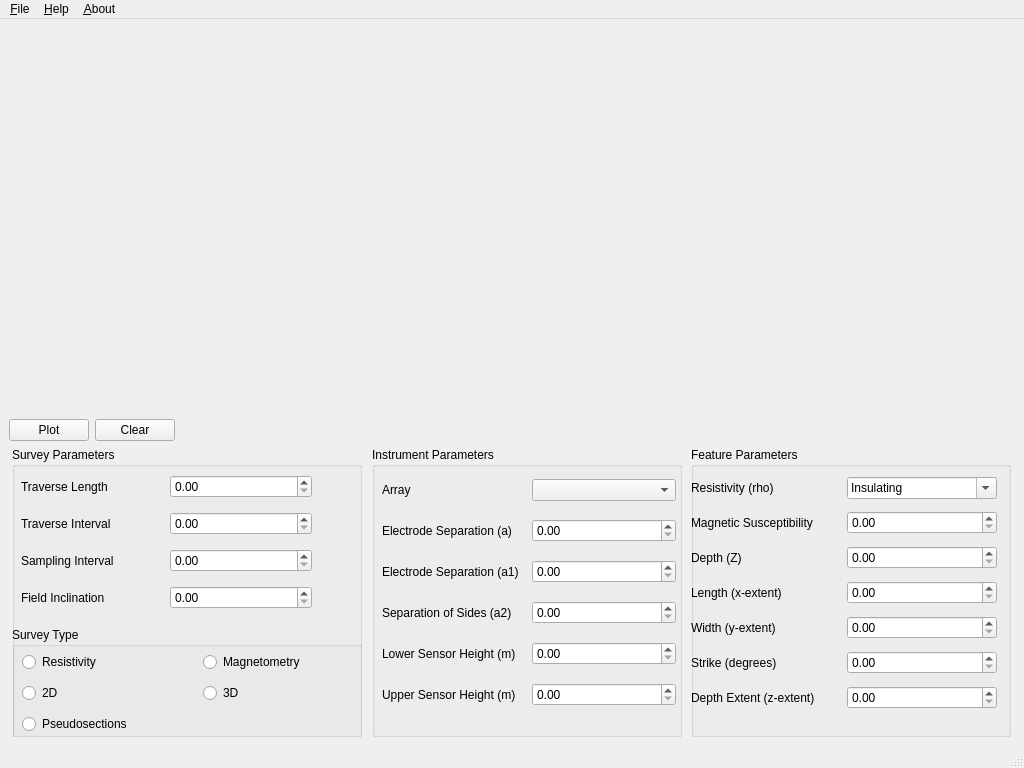
This is GUI/mpl.ui in ArchaeoPY/ArchaeoPY as Qt 5 draws it before an edit. The edited form follows.
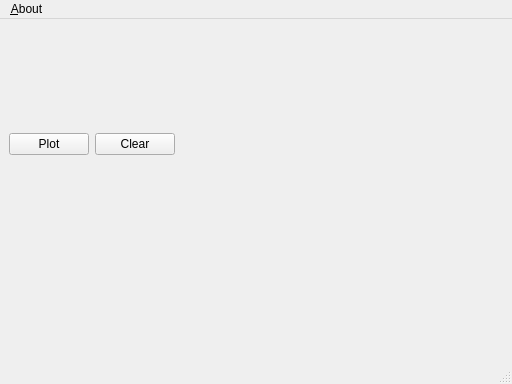
This is the edited form. Custom widgets are drawn as their Qt base class.

Diff of the .ui file:
```diff
--- a/GUI/mpl.ui
+++ b/GUI/mpl.ui
@@ -6,8 +6,8 @@
    <rect>
     <x>0</x>
     <y>0</y>
-    <width>1024</width>
-    <height>768</height>
+    <width>512</width>
+    <height>384</height>
    </rect>
   </property>
   <property name="sizePolicy">
@@ -18,8 +18,8 @@
   </property>
   <property name="minimumSize">
    <size>
-    <width>1024</width>
-    <height>768</height>
+    <width>512</width>
+    <height>384</height>
    </size>
   </property>
   <property name="windowTitle">
@@ -27,6 +27,9 @@
   </property>
   <widget class="QWidget" name="centralwidget">
    <layout class="QGridLayout" name="gridLayout_6">
+    <item row="0" column="0">
+     <widget class="MplWidget" name="mpl" native="true"/>
+    </item>
     <item row="1" column="0">
      <layout class="QGridLayout" name="Button_Grid">
       <item row="0" column="2">
@@ -36,19 +39,6 @@
         </property>
        </widget>
       </item>
-      <item row="0" column="3">
-       <spacer name="horizontalSpacer_6">
-        <property name="orientation">
-         <enum>Qt::Horizontal</enum>
-        </property>
-        <property name="sizeHint" stdset="0">
-         <size>
-          <width>40</width>
-          <height>20</height>
-         </size>
-        </property>
-       </spacer>
-      </item>
       <item row="0" column="0">
        <layout class="QGridLayout" name="toolbar_grid"/>
       </item>
@@ -59,433 +49,34 @@
         </property>
        </widget>
       </item>
+      <item row="0" column="4">
+       <spacer name="horizontalSpacer_6">
+        <property name="orientation">
+         <enum>Qt::Horizontal</enum>
+        </property>
+        <property name="sizeHint" stdset="0">
+         <size>
+          <width>40</width>
+          <height>20</height>
+         </size>
+        </property>
+       </spacer>
+      </item>
+      <item row="0" column="3">
+       <layout class="QHBoxLayout" name="Button_Layout"/>
+      </item>
      </layout>
     </item>
-    <item row="2" column="0">
-     <spacer name="verticalSpacer">
-      <property name="orientation">
-       <enum>Qt::Vertical</enum>
-      </property>
-      <property name="sizeHint" stdset="0">
-       <size>
-        <width>20</width>
-        <height>40</height>
-       </size>
-      </property>
-     </spacer>
-    </item>
-    <item row="0" column="0">
-     <widget class="MplWidget" name="mpl" native="true">
-      <property name="minimumSize">
-       <size>
-        <width>1024</width>
-        <height>400</height>
-       </size>
-      </property>
-     </widget>
-    </item>
-    <item row="3" column="0" rowspan="2">
-     <layout class="QGridLayout" name="gridLayout_5">
+    <item row="2" column="0" rowspan="2">
+     <layout class="QGridLayout" name="Options_Grid">
       <property name="sizeConstraint">
        <enum>QLayout::SetMaximumSize</enum>
       </property>
-      <item row="0" column="5">
-       <widget class="QGroupBox" name="groupBox_feature">
-        <property name="sizePolicy">
-         <sizepolicy hsizetype="MinimumExpanding" vsizetype="MinimumExpanding">
-          <horstretch>0</horstretch>
-          <verstretch>0</verstretch>
-         </sizepolicy>
-        </property>
-        <property name="minimumSize">
-         <size>
-          <width>320</width>
-          <height>290</height>
-         </size>
-        </property>
-        <property name="title">
-         <string>Feature Parameters</string>
-        </property>
-        <widget class="QWidget" name="gridLayoutWidget_2">
-         <property name="geometry">
-          <rect>
-           <x>0</x>
-           <y>24</y>
-           <width>306</width>
-           <height>251</height>
-          </rect>
-         </property>
-         <layout class="QGridLayout" name="gridLayout_3">
-          <item row="4" column="0">
-           <widget class="QLabel" name="label_width">
-            <property name="text">
-             <string>Width (y-extent)</string>
-            </property>
-           </widget>
-          </item>
-          <item row="6" column="0">
-           <widget class="QLabel" name="label_8">
-            <property name="text">
-             <string>Depth Extent (z-extent)</string>
-            </property>
-           </widget>
-          </item>
-          <item row="0" column="0">
-           <widget class="QLabel" name="label_conductivity">
-            <property name="text">
-             <string>Resistivity (rho)</string>
-            </property>
-           </widget>
-          </item>
-          <item row="3" column="0">
-           <widget class="QLabel" name="label_length">
-            <property name="text">
-             <string>Length (x-extent)</string>
-            </property>
-           </widget>
-          </item>
-          <item row="0" column="1">
-           <widget class="QComboBox" name="comboBox_conductivity">
-            <property name="editable">
-             <bool>true</bool>
-            </property>
-            <item>
-             <property name="text">
-              <string>Insulating</string>
-             </property>
-            </item>
-            <item>
-             <property name="text">
-              <string>Conducting</string>
-             </property>
-            </item>
-           </widget>
-          </item>
-          <item row="2" column="0">
-           <widget class="QLabel" name="label_depth">
-            <property name="text">
-             <string>Depth (Z)</string>
-            </property>
-           </widget>
-          </item>
-          <item row="1" column="1">
-           <widget class="QDoubleSpinBox" name="doubleSpinBox_magsus"/>
-          </item>
-          <item row="1" column="0">
-           <widget class="QLabel" name="label_magsus">
-            <property name="text">
-             <string>Magnetic Susceptibility</string>
-            </property>
-           </widget>
-          </item>
-          <item row="2" column="1">
-           <widget class="QDoubleSpinBox" name="doubleSpinBox_depth"/>
-          </item>
-          <item row="4" column="1">
-           <widget class="QDoubleSpinBox" name="doubleSpinBox_width"/>
-          </item>
-          <item row="3" column="1">
-           <widget class="QDoubleSpinBox" name="doubleSpinBox_length"/>
-          </item>
-          <item row="5" column="0">
-           <widget class="QLabel" name="label_strike">
-            <property name="text">
-             <string>Strike (degrees)</string>
-            </property>
-           </widget>
-          </item>
-          <item row="5" column="1">
-           <widget class="QDoubleSpinBox" name="doubleSpinBox_strike"/>
-          </item>
-          <item row="6" column="1">
-           <widget class="QDoubleSpinBox" name="doubleSpinBox_depthextent"/>
-          </item>
-         </layout>
-        </widget>
-       </widget>
-      </item>
-      <item row="0" column="6">
-       <spacer name="horizontalSpacer_4">
-        <property name="orientation">
-         <enum>Qt::Horizontal</enum>
-        </property>
-        <property name="sizeHint" stdset="0">
-         <size>
-          <width>40</width>
-          <height>20</height>
-         </size>
-        </property>
-       </spacer>
-      </item>
-      <item row="0" column="3">
-       <widget class="QGroupBox" name="groupBox_instrument">
-        <property name="sizePolicy">
-         <sizepolicy hsizetype="MinimumExpanding" vsizetype="MinimumExpanding">
-          <horstretch>0</horstretch>
-          <verstretch>0</verstretch>
-         </sizepolicy>
-        </property>
-        <property name="minimumSize">
-         <size>
-          <width>310</width>
-          <height>250</height>
-         </size>
-        </property>
-        <property name="title">
-         <string>Instrument Parameters</string>
-        </property>
-        <widget class="QWidget" name="gridLayoutWidget_3">
-         <property name="geometry">
-          <rect>
-           <x>10</x>
-           <y>20</y>
-           <width>294</width>
-           <height>251</height>
-          </rect>
-         </property>
-         <layout class="QGridLayout" name="gridLayout_4">
-          <item row="0" column="0">
-           <widget class="QLabel" name="label_array">
-            <property name="text">
-             <string>Array</string>
-            </property>
-           </widget>
-          </item>
-          <item row="4" column="0">
-           <widget class="QLabel" name="label_lowersensor">
-            <property name="text">
-             <string>Lower Sensor Height (m)</string>
-            </property>
-           </widget>
-          </item>
-          <item row="2" column="0">
-           <widget class="QLabel" name="label_a1">
-            <property name="text">
-             <string>Electrode Separation (a1)</string>
-            </property>
-           </widget>
-          </item>
-          <item row="4" column="1">
-           <widget class="QDoubleSpinBox" name="doubleSpinBox_lowersensor"/>
-          </item>
-          <item row="5" column="0">
-           <widget class="QLabel" name="label_uppersensor">
-            <property name="text">
-             <string>Upper Sensor Height (m)</string>
-            </property>
-           </widget>
-          </item>
-          <item row="1" column="0">
-           <widget class="QLabel" name="label_a">
-            <property name="text">
-             <string>Electrode Separation (a)</string>
-            </property>
-           </widget>
-          </item>
-          <item row="5" column="1">
-           <widget class="QDoubleSpinBox" name="doubleSpinBox_uppersensor"/>
-          </item>
-          <item row="2" column="1">
-           <widget class="QDoubleSpinBox" name="doubleSpinBox_a1"/>
-          </item>
-          <item row="3" column="0">
-           <widget class="QLabel" name="label_a2">
-            <property name="text">
-             <string>Separation of Sides (a2)</string>
-            </property>
-           </widget>
-          </item>
-          <item row="0" column="1">
-           <widget class="QComboBox" name="comboBox_array"/>
-          </item>
-          <item row="1" column="1">
-           <widget class="QDoubleSpinBox" name="doubleSpinBox_a"/>
-          </item>
-          <item row="3" column="1">
-           <widget class="QDoubleSpinBox" name="doubleSpinBox_a2"/>
-          </item>
-         </layout>
-        </widget>
-       </widget>
-      </item>
-      <item row="0" column="4">
-       <spacer name="horizontalSpacer">
-        <property name="orientation">
-         <enum>Qt::Horizontal</enum>
-        </property>
-        <property name="sizeHint" stdset="0">
-         <size>
-          <width>40</width>
-          <height>20</height>
-         </size>
-        </property>
-       </spacer>
+      <item row="1" column="0">
+       <layout class="QHBoxLayout" name="Grid_horizontal_Layout_1"/>
       </item>
       <item row="0" column="0">
-       <spacer name="horizontalSpacer_3">
-        <property name="orientation">
-         <enum>Qt::Horizontal</enum>
-        </property>
-        <property name="sizeHint" stdset="0">
-         <size>
-          <width>40</width>
-          <height>20</height>
-         </size>
-        </property>
-       </spacer>
-      </item>
-      <item row="0" column="2">
-       <spacer name="horizontalSpacer_2">
-        <property name="orientation">
-         <enum>Qt::Horizontal</enum>
-        </property>
-        <property name="sizeHint" stdset="0">
-         <size>
-          <width>40</width>
-          <height>20</height>
-         </size>
-        </property>
-       </spacer>
-      </item>
-      <item row="0" column="1">
-       <widget class="QGroupBox" name="groupBox_survey">
-        <property name="sizePolicy">
-         <sizepolicy hsizetype="MinimumExpanding" vsizetype="MinimumExpanding">
-          <horstretch>0</horstretch>
-          <verstretch>0</verstretch>
-         </sizepolicy>
-        </property>
-        <property name="minimumSize">
-         <size>
-          <width>350</width>
-          <height>210</height>
-         </size>
-        </property>
-        <property name="title">
-         <string>Survey Parameters</string>
-        </property>
-        <widget class="QWidget" name="gridLayoutWidget">
-         <property name="geometry">
-          <rect>
-           <x>9</x>
-           <y>20</y>
-           <width>291</width>
-           <height>151</height>
-          </rect>
-         </property>
-         <layout class="QGridLayout" name="gridLayout_2">
-          <item row="1" column="0">
-           <widget class="QLabel" name="label_traverseint">
-            <property name="text">
-             <string>Traverse Interval</string>
-            </property>
-           </widget>
-          </item>
-          <item row="2" column="1">
-           <widget class="QDoubleSpinBox" name="doubleSpinBox_samplingint"/>
-          </item>
-          <item row="3" column="1">
-           <widget class="QDoubleSpinBox" name="doubleSpinBox_fieldinclination"/>
-          </item>
-          <item row="1" column="1">
-           <widget class="QDoubleSpinBox" name="doubleSpinBox_traverseint"/>
-          </item>
-          <item row="2" column="0">
-           <widget class="QLabel" name="label_samplingint">
-            <property name="text">
-             <string>Sampling Interval</string>
-            </property>
-           </widget>
-          </item>
-          <item row="0" column="0">
-           <widget class="QLabel" name="label_traverselength">
-            <property name="text">
-             <string>Traverse Length</string>
-            </property>
-           </widget>
-          </item>
-          <item row="3" column="0">
-           <widget class="QLabel" name="label_fieldinclination">
-            <property name="text">
-             <string>Field Inclination</string>
-            </property>
-           </widget>
-          </item>
-          <item row="0" column="1">
-           <widget class="QDoubleSpinBox" name="doubleSpinBox_traverselength"/>
-          </item>
-         </layout>
-        </widget>
-        <widget class="QGroupBox" name="groupBox_method">
-         <property name="geometry">
-          <rect>
-           <x>0</x>
-           <y>180</y>
-           <width>351</width>
-           <height>121</height>
-          </rect>
-         </property>
-         <property name="title">
-          <string>Survey Type</string>
-         </property>
-         <widget class="QWidget" name="gridLayoutWidget_4">
-          <property name="geometry">
-           <rect>
-            <x>10</x>
-            <y>20</y>
-            <width>355</width>
-            <height>95</height>
-           </rect>
-          </property>
-          <layout class="QGridLayout" name="gridLayout">
-           <item row="0" column="0">
-            <widget class="QRadioButton" name="radioButton_res">
-             <property name="text">
-              <string>Resistivity</string>
-             </property>
-            </widget>
-           </item>
-           <item row="0" column="1">
-            <widget class="QRadioButton" name="radioButton_mag">
-             <property name="text">
-              <string>Magnetometry</string>
-             </property>
-            </widget>
-           </item>
-           <item row="1" column="0">
-            <widget class="QRadioButton" name="radioButton_2d">
-             <property name="text">
-              <string>2D</string>
-             </property>
-             <attribute name="buttonGroup">
-              <string notr="true">buttonGroup_2D3D</string>
-             </attribute>
-            </widget>
-           </item>
-           <item row="1" column="1">
-            <widget class="QRadioButton" name="radioButton_3d">
-             <property name="text">
-              <string>3D</string>
-             </property>
-             <attribute name="buttonGroup">
-              <string notr="true">buttonGroup_2D3D</string>
-             </attribute>
-            </widget>
-           </item>
-           <item row="2" column="0" colspan="2">
-            <widget class="QRadioButton" name="radioButton_pseudo">
-             <property name="text">
-              <string>Pseudosections</string>
-             </property>
-             <attribute name="buttonGroup">
-              <string notr="true">buttonGroup_2D3D</string>
-             </attribute>
-            </widget>
-           </item>
-          </layout>
-         </widget>
-        </widget>
-       </widget>
+       <layout class="QHBoxLayout" name="Grid_horizontal_Layout_2"/>
       </item>
      </layout>
     </item>
@@ -496,29 +87,15 @@
     <rect>
      <x>0</x>
      <y>0</y>
-     <width>1024</width>
+     <width>512</width>
      <height>21</height>
     </rect>
    </property>
-   <widget class="QMenu" name="menu_File">
-    <property name="title">
-     <string>&amp;File</string>
-    </property>
-    <addaction name="action_Save_Data"/>
-    <addaction name="action_Quit"/>
-   </widget>
-   <widget class="QMenu" name="menu_Help">
-    <property name="title">
-     <string>&amp;Help</string>
-    </property>
-   </widget>
    <widget class="QMenu" name="menu_About">
     <property name="title">
      <string>&amp;About</string>
     </property>
    </widget>
-   <addaction name="menu_File"/>
-   <addaction name="menu_Help"/>
    <addaction name="menu_About"/>
   </widget>
   <widget class="QStatusBar" name="statusbar"/>
```
